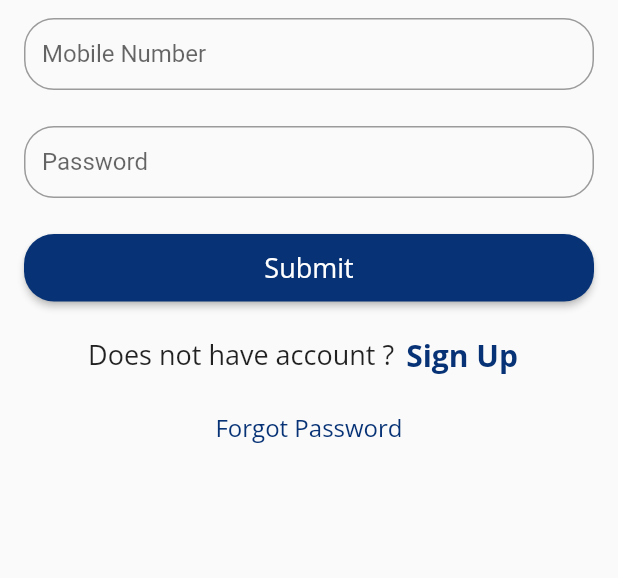
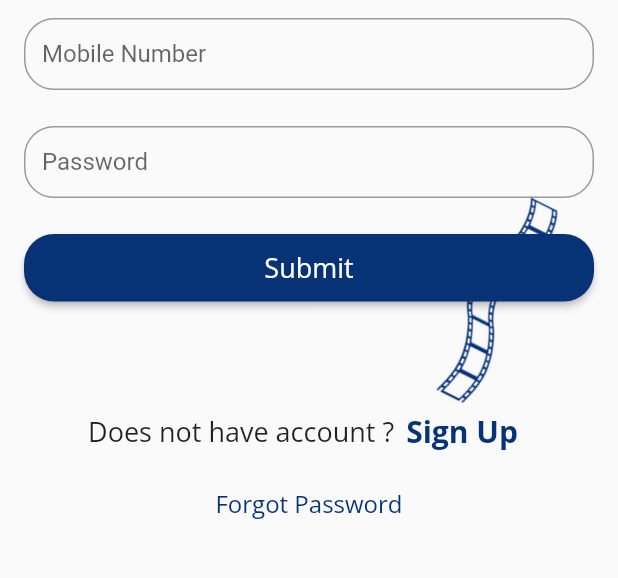
Before and after one commit to PrarthanaBhatt/movie_app, a Flutter app: the screen it shows after launch, on a phone screen of 412 x 824 dp, the part 549-1127 px from its top. Run offline on Flutter 3.47's test engine with Material 2 defaults, Android fonts, the phone set to English and light mode, and no system bars; our stand-ins replace connectivity_plus, dio, flutter_riverpod, go_router, image_picker, shared_preferences and 1 more; accounts and stored records are empty; project files that could hold a hidden picture were left out.

Commit message:
add stack for adding background image in login

```diff
--- a/lib/src/ui/auth/login/login_screen.dart
+++ b/lib/src/ui/auth/login/login_screen.dart
@@ -133,9 +133,35 @@ class _LoginScreen extends BaseConsumerState<LoginScreen, LoginScreenVm> {
                   },
                 ),
               ),
+              Stack(
+                // alignment: Alignment.bottomRight,
+                children: [
+                  Align(
+                    alignment: AlignmentDirectional.topEnd, // <-- SEE HERE
+                    child: Container(
+                      width: 150,
+                      height: 90,
+                      // color: Colors.redAccent,
+                      child: Container(
+                        height: MediaQuery.of(context).size.height * 0.10,
+                        width: MediaQuery.of(context).size.width * 0.90,
+                        padding: const EdgeInsets.only(top: 20),
+                        child: Transform.rotate(
+                          angle: 90,
+                          child: Image.asset(
+                            'assets/png/film_strip.png',
+                            fit: BoxFit.cover,
+                            width: 130,
+                            color: Color(0xFF073376),
+                            // color: Colors.amber.shade200,
+                          ),
+                        ),
+                      ),
+                    ),
+                  ),
                   Padding(
-                padding:
-                    const EdgeInsets.symmetric(horizontal: 8, vertical: 12.0),
+                    padding: const EdgeInsets.symmetric(
+                        horizontal: 8, vertical: 12.0),
                     child: Center(
                       child: SizedBox(
                         width: double.maxFinite,
@@ -151,8 +177,11 @@ class _LoginScreen extends BaseConsumerState<LoginScreen, LoginScreenVm> {
                           ),
                           onPressed: () {
                             if (_formKey.currentState!.validate()) {
-                          viewModel.validateLogin(mobileNumberController.text,
-                              passwordController.text, _onSuccess, _onFailure);
+                              viewModel.validateLogin(
+                                  mobileNumberController.text,
+                                  passwordController.text,
+                                  _onSuccess,
+                                  _onFailure);
                             } else {
                               ScaffoldMessenger.of(context).showSnackBar(
                                 const SnackBar(
@@ -171,6 +200,17 @@ class _LoginScreen extends BaseConsumerState<LoginScreen, LoginScreenVm> {
                         ),
                       ),
                     ),
+                  ),
+                  // Container(
+                  //   height: MediaQuery.of(context).size.height * 0.18,
+                  //   width: MediaQuery.of(context).size.width * 0.90,
+                  //   padding: const EdgeInsets.only(top: 10),
+                  //   child: Image.asset('assets/png/film_strip.png'),
+                  // ),
+                ],
+              ),
+              const SizedBox(
+                height: 30,
               ),
               Row(
                 mainAxisAlignment: MainAxisAlignment.center,
```
Also changed, not shown: assets/png/bundle_film_strip.jpg (added), assets/png/film_strip.png (added), assets/png/movie_icon.png (added). Lines whose indentation alone changed are shown as unchanged.
